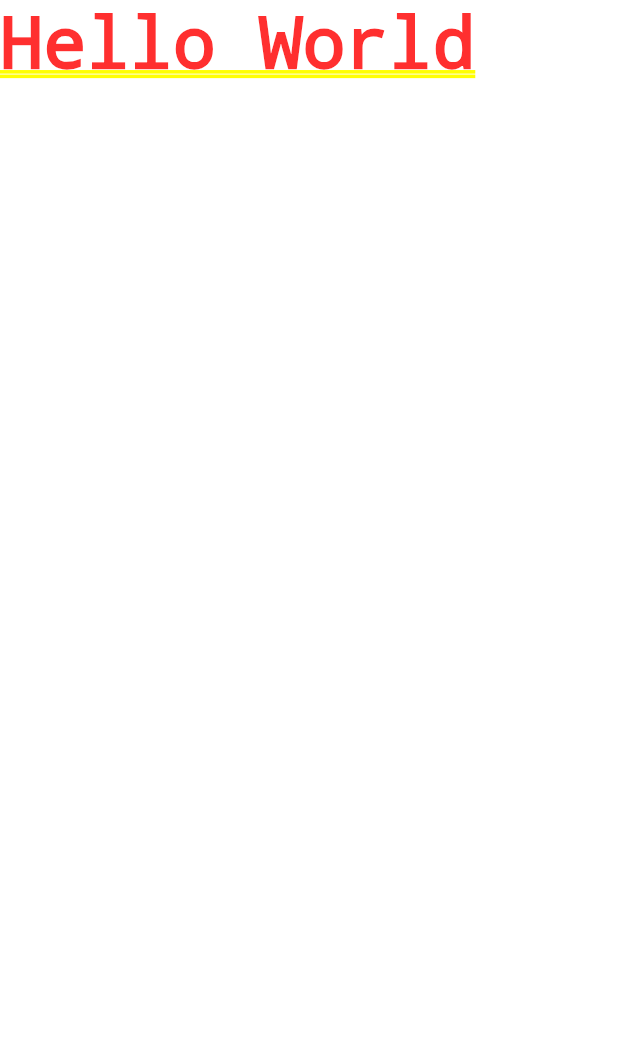
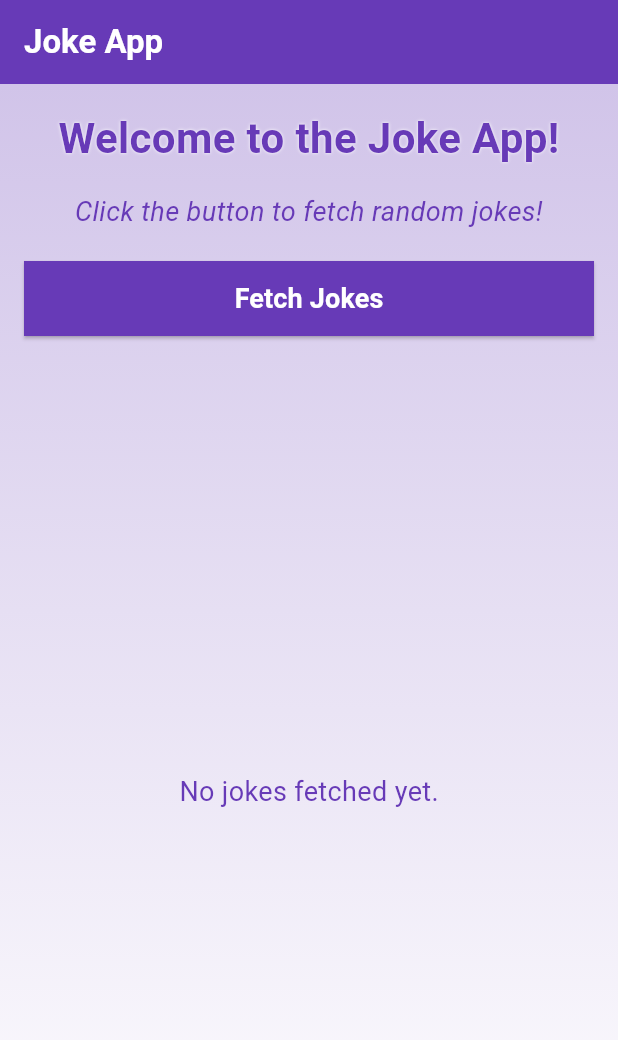
Before and after one commit to Raveesha-Induwara/flutter-joke-app, a Flutter app: the screen it shows after launch, on a phone screen of 412 x 824 dp. Shown: the top 1040 px of the screen. Run offline on Flutter 3.47's test engine with Material 3 defaults, Android fonts, the phone set to English and light mode, and no system bars.

Commit message:
Design Home page UI

```diff
--- a/lib/main.dart
+++ b/lib/main.dart
@@ -1,4 +1,5 @@
 import 'package:flutter/material.dart';
+import 'dart:convert';
 
 void main() => runApp(const MyApp());
 
@@ -10,7 +11,135 @@ class MyApp extends StatelessWidget {
     return MaterialApp(
       title: 'Joke App',
       theme: ThemeData(primarySwatch: Colors.blue),
-      home: Text('Hello World'),
+      home: const JokeListPage(),
     );
   }
 }
+
+class JokeListPage extends StatefulWidget {
+  const JokeListPage({super.key});
+
+  @override
+  _JokeListPageState createState() => _JokeListPageState();
+}
+
+class _JokeListPageState extends State<JokeListPage> {
+  List<Map<String, dynamic>> _jokesRaw = [];
+  bool _isLoading = false;
+
+  Future<void> _fetchJokes() async {
+    setState(() => _isLoading = true);
+    try {
+      setState(() => _isLoading = false);
+    } catch (e) {
+       throw Exception(e);
+    }
+  }
+
+  @override
+  Widget build(BuildContext context) {
+    return Scaffold(
+      appBar: AppBar(
+        title: const Text(
+          'Joke App',
+          style: TextStyle(
+            fontWeight: FontWeight.bold,
+            color: Colors.white
+          ),
+        ),
+        backgroundColor: Colors.deepPurple,
+      ),
+      body: Container(
+        decoration: BoxDecoration(
+            gradient: LinearGradient(
+              begin: Alignment.topCenter,
+              end: Alignment.bottomCenter,
+              colors: [Colors.deepPurple.shade100, Colors.white],
+            )
+        ),
+        child: Padding(
+          padding: const EdgeInsets.all(16.0),
+          child: Column(
+            crossAxisAlignment: CrossAxisAlignment.stretch,
+            children: [
+              const Text(
+                'Welcome to the Joke App!',
+                style: TextStyle(
+                    fontSize: 28,
+                    fontWeight: FontWeight.bold,
+                    color: Colors.deepPurple,
+                    shadows: [Shadow(color: Colors.white, blurRadius: 2)]
+                ),
+                textAlign: TextAlign.center,
+              ),
+              const SizedBox(height: 16),
+              const Text(
+                'Click the button to fetch random jokes!',
+                style: TextStyle(
+                  fontSize: 18,
+                  fontWeight: FontWeight.w400,
+                  fontStyle: FontStyle.italic,
+                  color: Colors.deepPurple,
+                ),
+                textAlign: TextAlign.center,
+              ),
+              const SizedBox(height: 20),
+              ElevatedButton(
+                  onPressed: () {_fetchJokes();},
+                  style: const ButtonStyle(
+                    backgroundColor: WidgetStatePropertyAll<Color>(Colors.deepPurple),
+                    minimumSize: WidgetStatePropertyAll<Size>(Size(0, 50)),
+                    shape: WidgetStatePropertyAll(LinearBorder.none),
+                    enableFeedback: true
+                  ),
+                  child: const Text(
+                    'Fetch Jokes',
+                    style: TextStyle(
+                      fontSize: 18,
+                      fontWeight: FontWeight.bold,
+                      color: Colors.white,
+                    ),
+                  )),
+              const SizedBox(height: 24),
+              Expanded(
+                child: _isLoading ?
+                const Center(child: CircularProgressIndicator())
+                    : _buildJokeList(),
+              )
+            ],
+          ),
+        ),
+      ),
+    );
+  }
+
+
+  Widget _buildJokeList() {
+    if (_jokesRaw.isEmpty) {
+      return const Center(
+        child: Text(
+          'No jokes fetched yet.',
+          style: TextStyle(fontSize: 18, color: Colors.deepPurple),
+        ),
+      );
+    }
+    return ListView.builder(
+      itemCount: _jokesRaw.length,
+      itemBuilder: (context, index) {
+        final jokeJson = _jokesRaw[index];
+        return Card(
+          margin: const EdgeInsets.only(bottom: 16),
+          elevation: 4,
+          shape: RoundedRectangleBorder(borderRadius: BorderRadius.circular(12)),
+          child: Padding(
+            padding: const EdgeInsets.all(16.0),
+            child: Text(
+              jsonEncode(jokeJson),
+              style: const TextStyle(fontSize: 14),
+            )
+          ),
+        );
+      },
+    );
+  }
+}
```
